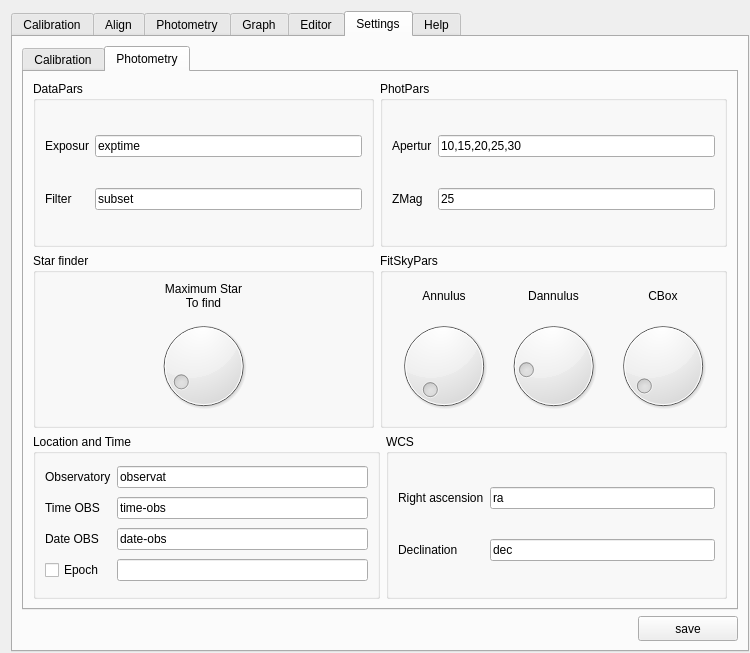
Before: the Qt Designer form myraf.ui in yucelkilic/myrafproject, drawn with Qt 5.
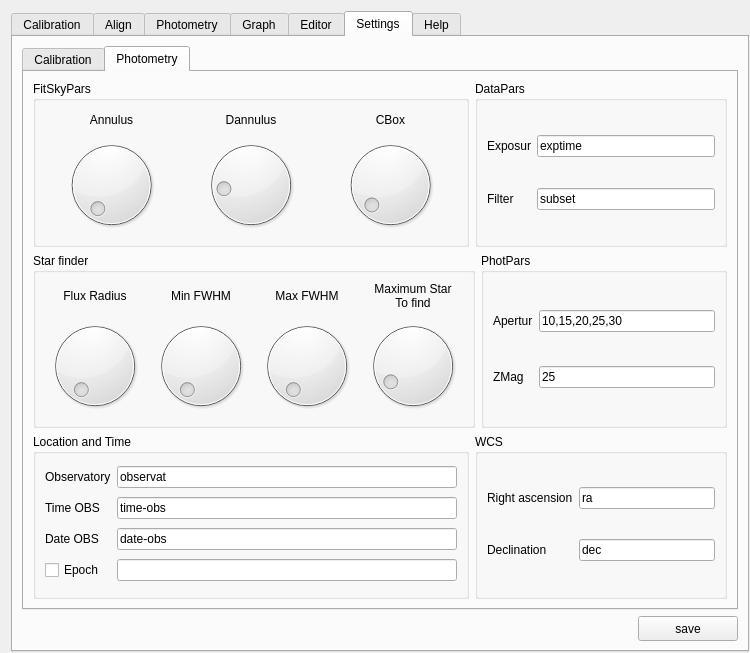
After: the same form once the commit is applied. The open tabs and pages were chosen to show the change. Icons and pictures are not drawn. Custom widgets are drawn as their Qt base class.

Commit message: Star find added, photometry bug fixed

Diff of the .ui file:
```diff
--- a/myraf.ui
+++ b/myraf.ui
@@ -2767,10 +2767,127 @@
           <attribute name="title">
            <string>Photometry</string>
           </attribute>
-          <layout class="QGridLayout" name="gridLayout_68">
+          <layout class="QGridLayout" name="gridLayout_89">
            <item row="0" column="0">
-            <layout class="QGridLayout" name="gridLayout_63">
+            <layout class="QGridLayout" name="gridLayout_68">
              <item row="0" column="0">
+              <widget class="QGroupBox" name="groupBox_14">
+               <property name="title">
+                <string>FitSkyPars</string>
+               </property>
+               <layout class="QGridLayout" name="gridLayout_59">
+                <item row="0" column="0">
+                 <layout class="QGridLayout" name="gridLayout_64">
+                  <item row="0" column="0">
+                   <widget class="QLabel" name="label_40">
+                    <property name="text">
+                     <string>Annulus</string>
+                    </property>
+                    <property name="alignment">
+                     <set>Qt::AlignCenter</set>
+                    </property>
+                   </widget>
+                  </item>
+                  <item row="1" column="0">
+                   <widget class="QDial" name="dial">
+                    <property name="minimum">
+                     <number>5</number>
+                    </property>
+                    <property name="maximum">
+                     <number>120</number>
+                    </property>
+                    <property name="pageStep">
+                     <number>1</number>
+                    </property>
+                    <property name="orientation">
+                     <enum>Qt::Horizontal</enum>
+                    </property>
+                    <property name="wrapping">
+                     <bool>false</bool>
+                    </property>
+                    <property name="notchesVisible">
+                     <bool>false</bool>
+                    </property>
+                   </widget>
+                  </item>
+                 </layout>
+                </item>
+                <item row="0" column="1">
+                 <layout class="QGridLayout" name="gridLayout_65">
+                  <item row="1" column="0">
+                   <widget class="QDial" name="dial_2">
+                    <property name="minimum">
+                     <number>5</number>
+                    </property>
+                    <property name="maximum">
+                     <number>120</number>
+                    </property>
+                    <property name="pageStep">
+                     <number>1</number>
+                    </property>
+                    <property name="value">
+                     <number>25</number>
+                    </property>
+                    <property name="wrapping">
+                     <bool>false</bool>
+                    </property>
+                    <property name="notchesVisible">
+                     <bool>false</bool>
+                    </property>
+                   </widget>
+                  </item>
+                  <item row="0" column="0">
+                   <widget class="QLabel" name="label_42">
+                    <property name="text">
+                     <string>Dannulus</string>
+                    </property>
+                    <property name="alignment">
+                     <set>Qt::AlignCenter</set>
+                    </property>
+                   </widget>
+                  </item>
+                 </layout>
+                </item>
+                <item row="0" column="2">
+                 <layout class="QGridLayout" name="gridLayout_66">
+                  <item row="0" column="0">
+                   <widget class="QLabel" name="label_46">
+                    <property name="text">
+                     <string>CBox</string>
+                    </property>
+                    <property name="alignment">
+                     <set>Qt::AlignCenter</set>
+                    </property>
+                   </widget>
+                  </item>
+                  <item row="1" column="0">
+                   <widget class="QDial" name="dial_3">
+                    <property name="minimum">
+                     <number>5</number>
+                    </property>
+                    <property name="maximum">
+                     <number>120</number>
+                    </property>
+                    <property name="pageStep">
+                     <number>1</number>
+                    </property>
+                    <property name="value">
+                     <number>10</number>
+                    </property>
+                    <property name="wrapping">
+                     <bool>false</bool>
+                    </property>
+                    <property name="notchesVisible">
+                     <bool>false</bool>
+                    </property>
+                   </widget>
+                  </item>
+                 </layout>
+                </item>
+               </layout>
+              </widget>
+             </item>
+             <item row="0" column="1" colspan="2">
               <widget class="QGroupBox" name="groupBox_13">
                <property name="title">
                 <string>DataPars</string>
@@ -2810,7 +2927,161 @@
                </layout>
               </widget>
              </item>
-             <item row="0" column="1" colspan="2">
+             <item row="1" column="0" colspan="2">
+              <widget class="QGroupBox" name="groupBox_19">
+               <property name="title">
+                <string>Star finder</string>
+               </property>
+               <layout class="QGridLayout" name="gridLayout_63">
+                <item row="0" column="0">
+                 <layout class="QGridLayout" name="gridLayout_58">
+                  <item row="2" column="0">
+                   <widget class="QDial" name="dial_4">
+                    <property name="minimum">
+                     <number>2</number>
+                    </property>
+                    <property name="maximum">
+                     <number>15</number>
+                    </property>
+                    <property name="pageStep">
+                     <number>1</number>
+                    </property>
+                    <property name="value">
+                     <number>2</number>
+                    </property>
+                    <property name="wrapping">
+                     <bool>false</bool>
+                    </property>
+                    <property name="notchesVisible">
+                     <bool>false</bool>
+                    </property>
+                   </widget>
+                  </item>
+                  <item row="1" column="0">
+                   <widget class="QLabel" name="label_64">
+                    <property name="text">
+                     <string>Flux Radius</string>
+                    </property>
+                    <property name="alignment">
+                     <set>Qt::AlignCenter</set>
+                    </property>
+                   </widget>
+                  </item>
+                 </layout>
+                </item>
+                <item row="0" column="1">
+                 <layout class="QGridLayout" name="gridLayout_60">
+                  <item row="0" column="0">
+                   <widget class="QLabel" name="label_68">
+                    <property name="text">
+                     <string>Min FWHM</string>
+                    </property>
+                    <property name="alignment">
+                     <set>Qt::AlignCenter</set>
+                    </property>
+                   </widget>
+                  </item>
+                  <item row="1" column="0">
+                   <widget class="QDial" name="dial_5">
+                    <property name="minimum">
+                     <number>0</number>
+                    </property>
+                    <property name="maximum">
+                     <number>6</number>
+                    </property>
+                    <property name="pageStep">
+                     <number>1</number>
+                    </property>
+                    <property name="value">
+                     <number>0</number>
+                    </property>
+                    <property name="wrapping">
+                     <bool>false</bool>
+                    </property>
+                    <property name="notchesVisible">
+                     <bool>false</bool>
+                    </property>
+                   </widget>
+                  </item>
+                 </layout>
+                </item>
+                <item row="0" column="2">
+                 <layout class="QGridLayout" name="gridLayout_61">
+                  <item row="0" column="0">
+                   <widget class="QLabel" name="label_69">
+                    <property name="text">
+                     <string>Max FWHM</string>
+                    </property>
+                    <property name="alignment">
+                     <set>Qt::AlignCenter</set>
+                    </property>
+                   </widget>
+                  </item>
+                  <item row="1" column="0">
+                   <widget class="QDial" name="dial_6">
+                    <property name="minimum">
+                     <number>7</number>
+                    </property>
+                    <property name="maximum">
+                     <number>25</number>
+                    </property>
+                    <property name="pageStep">
+                     <number>1</number>
+                    </property>
+                    <property name="value">
+                     <number>7</number>
+                    </property>
+                    <property name="wrapping">
+                     <bool>false</bool>
+                    </property>
+                    <property name="notchesVisible">
+                     <bool>false</bool>
+                    </property>
+                   </widget>
+                  </item>
+                 </layout>
+                </item>
+                <item row="0" column="3">
+                 <layout class="QGridLayout" name="gridLayout_62">
+                  <item row="0" column="0">
+                   <widget class="QLabel" name="label_70">
+                    <property name="text">
+                     <string>Maximum Star
+To find</string>
+                    </property>
+                    <property name="alignment">
+                     <set>Qt::AlignCenter</set>
+                    </property>
+                   </widget>
+                  </item>
+                  <item row="1" column="0">
+                   <widget class="QDial" name="dial_7">
+                    <property name="minimum">
+                     <number>5</number>
+                    </property>
+                    <property name="maximum">
+                     <number>250</number>
+                    </property>
+                    <property name="pageStep">
+                     <number>1</number>
+                    </property>
+                    <property name="value">
+                     <number>25</number>
+                    </property>
+                    <property name="wrapping">
+                     <bool>false</bool>
+                    </property>
+                    <property name="notchesVisible">
+                     <bool>false</bool>
+                    </property>
+                   </widget>
+                  </item>
+                 </layout>
+                </item>
+               </layout>
+              </widget>
+             </item>
+             <item row="1" column="2">
               <widget class="QGroupBox" name="groupBox_15">
                <property name="title">
                 <string>PhotPars</string>
@@ -2847,170 +3118,7 @@
                </layout>
               </widget>
              </item>
-             <item row="1" column="0">
-              <widget class="QGroupBox" name="groupBox_19">
-               <property name="title">
-                <string>Star finder</string>
-               </property>
-               <layout class="QGridLayout" name="gridLayout_60">
-                <item row="0" column="0">
-                 <layout class="QGridLayout" name="gridLayout_58">
-                  <item row="2" column="0">
-                   <widget class="QDial" name="dial_4">
-                    <property name="minimum">
-                     <number>5</number>
-                    </property>
-                    <property name="maximum">
-                     <number>250</number>
-                    </property>
-                    <property name="pageStep">
-                     <number>1</number>
-                    </property>
-                    <property name="value">
-                     <number>25</number>
-                    </property>
-                    <property name="wrapping">
-                     <bool>false</bool>
-                    </property>
-                    <property name="notchesVisible">
-                     <bool>false</bool>
-                    </property>
-                   </widget>
-                  </item>
-                  <item row="1" column="0">
-                   <widget class="QLabel" name="label_64">
-                    <property name="text">
-                     <string>Maximum Star
-To find</string>
-                    </property>
-                    <property name="alignment">
-                     <set>Qt::AlignCenter</set>
-                    </property>
-                   </widget>
-                  </item>
-                 </layout>
-                </item>
-               </layout>
-              </widget>
-             </item>
-             <item row="1" column="1" colspan="2">
-              <widget class="QGroupBox" name="groupBox_14">
-               <property name="title">
-                <string>FitSkyPars</string>
-               </property>
-               <layout class="QGridLayout" name="gridLayout_59">
-                <item row="0" column="0">
-                 <layout class="QGridLayout" name="gridLayout_64">
-                  <item row="0" column="0">
-                   <widget class="QLabel" name="label_40">
-                    <property name="text">
-                     <string>Annulus</string>
-                    </property>
-                    <property name="alignment">
-                     <set>Qt::AlignCenter</set>
-                    </property>
-                   </widget>
-                  </item>
-                  <item row="1" column="0">
-                   <widget class="QDial" name="dial">
-                    <property name="minimum">
-                     <number>5</number>
-                    </property>
-                    <property name="maximum">
-                     <number>120</number>
-                    </property>
-                    <property name="pageStep">
-                     <number>1</number>
-                    </property>
-                    <property name="orientation">
-                     <enum>Qt::Horizontal</enum>
-                    </property>
-                    <property name="wrapping">
-                     <bool>false</bool>
-                    </property>
-                    <property name="notchesVisible">
-                     <bool>false</bool>
-                    </property>
-                   </widget>
-                  </item>
-                 </layout>
-                </item>
-                <item row="0" column="1">
-                 <layout class="QGridLayout" name="gridLayout_65">
-                  <item row="1" column="0">
-                   <widget class="QDial" name="dial_2">
-                    <property name="minimum">
-                     <number>5</number>
-                    </property>
-                    <property name="maximum">
-                     <number>120</number>
-                    </property>
-                    <property name="pageStep">
-                     <number>1</number>
-                    </property>
-                    <property name="value">
-                     <number>25</number>
-                    </property>
-                    <property name="wrapping">
-                     <bool>false</bool>
-                    </property>
-                    <property name="notchesVisible">
-                     <bool>false</bool>
-                    </property>
-                   </widget>
-                  </item>
-                  <item row="0" column="0">
-                   <widget class="QLabel" name="label_42">
-                    <property name="text">
-                     <string>Dannulus</string>
-                    </property>
-                    <property name="alignment">
-                     <set>Qt::AlignCenter</set>
-                    </property>
-                   </widget>
-                  </item>
-                 </layout>
-                </item>
-                <item row="0" column="2">
-                 <layout class="QGridLayout" name="gridLayout_66">
-                  <item row="0" column="0">
-                   <widget class="QLabel" name="label_46">
-                    <property name="text">
-                     <string>CBox</string>
-                    </property>
-                    <property name="alignment">
-                     <set>Qt::AlignCenter</set>
-                    </property>
-                   </widget>
-                  </item>
-                  <item row="1" column="0">
-                   <widget class="QDial" name="dial_3">
-                    <property name="minimum">
-                     <number>5</number>
-                    </property>
-                    <property name="maximum">
-                     <number>120</number>
-                    </property>
-                    <property name="pageStep">
-                     <number>1</number>
-                    </property>
-                    <property name="value">
-                     <number>10</number>
-                    </property>
-                    <property name="wrapping">
-                     <bool>false</bool>
-                    </property>
-                    <property name="notchesVisible">
-                     <bool>false</bool>
-                    </property>
-                   </widget>
-                  </item>
-                 </layout>
-                </item>
-               </layout>
-              </widget>
-             </item>
-             <item row="2" column="0" colspan="2">
+             <item row="2" column="0">
               <widget class="QGroupBox" name="groupBox_17">
                <property name="title">
                 <string>Location and Time</string>
@@ -3071,7 +3179,7 @@
                </layout>
               </widget>
              </item>
-             <item row="2" column="2">
+             <item row="2" column="1" colspan="2">
               <widget class="QGroupBox" name="groupBox_20">
                <property name="title">
                 <string>WCS</string>
```
Left out of the diff: 2 changed lines with no effect on the pictures. The commit also changes 3 other files.
